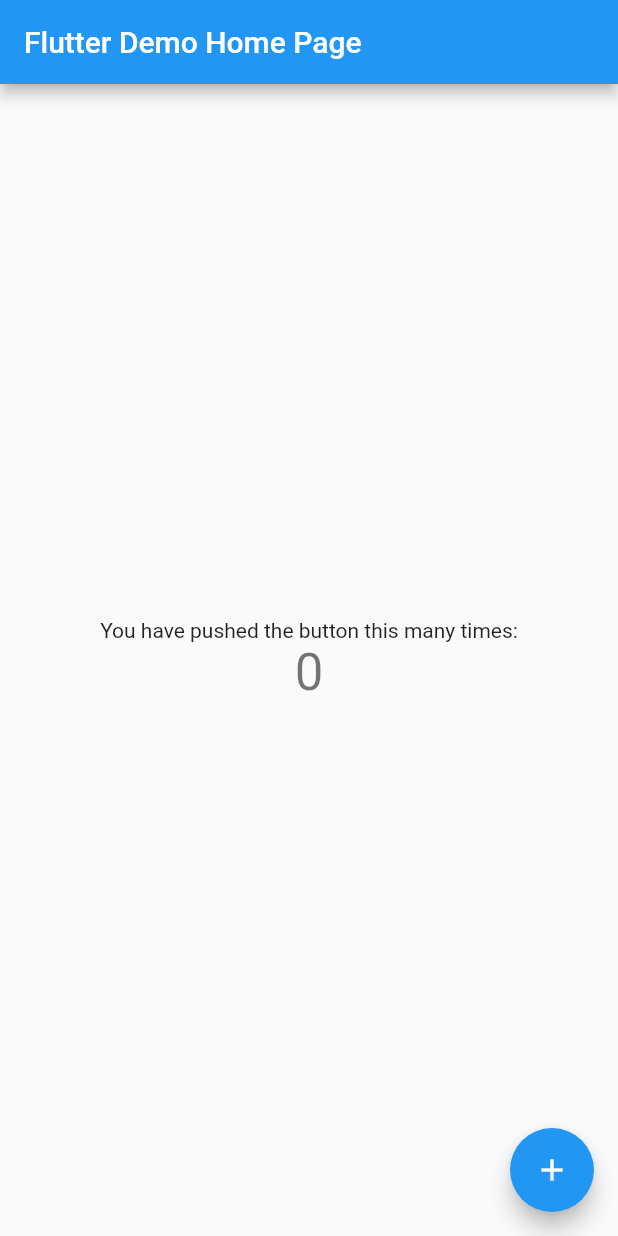
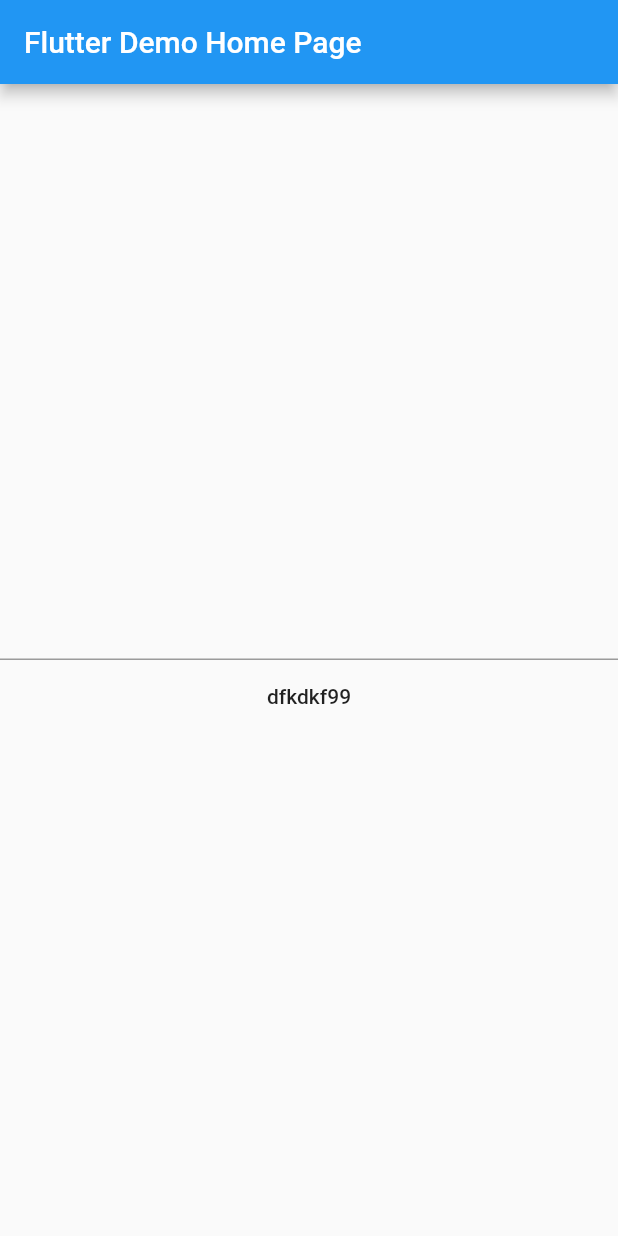
Before and after one commit to neziarxdxd/database-flutter, a Flutter app: the screen it shows after launch, on a phone screen of 412 x 824 dp. Run offline on Flutter 3.47's test engine with Material 2 defaults, Android fonts, the phone set to English and light mode, and no system bars; our stand-ins replace hive; accounts and stored records are empty; generated files the repository leaves out were written again.

```diff
--- a/app/lib/main.dart
+++ b/app/lib/main.dart
@@ -1,6 +1,14 @@
+import 'package:app/person.dart';
 import 'package:flutter/material.dart';
+import 'package:hive/hive.dart';
+import 'package:path_provider/path_provider.dart' as path_provider;
 
-void main() {
+void main() async {
+  WidgetsFlutterBinding.ensureInitialized();
+  final appDocumentDir = await path_provider.getApplicationDocumentsDirectory();
+  Hive.init(appDocumentDir.path);
+  Hive.registerAdapter(PersonAdapter());
+  final box = await Hive.openBox('myBox');
   runApp(MyApp());
 }
 
@@ -42,13 +50,8 @@ class MyHomePage extends StatefulWidget {
 
 class _MyHomePageState extends State<MyHomePage> {
   int _counter = 0;
-
-  void _incrementCounter() {
-    setState(() {
-      _counter++;
-    });
-  }
-
+  final box = Hive.box('myBox');
+  final myController = TextEditingController();
   @override
   Widget build(BuildContext context) {
     return Scaffold(
@@ -59,21 +62,24 @@ class _MyHomePageState extends State<MyHomePage> {
         child: Column(
           mainAxisAlignment: MainAxisAlignment.center,
           children: <Widget>[
-            Text(
-              'You have pushed the button this many times:',
+            TextField(
+              controller: myController,
             ),
-            Text(
-              '$_counter',
-              style: Theme.of(context).textTheme.headline4,
+            FlatButton(
+              onPressed: () {
+                var person = Person()
+                  ..name = myController.text
+                  ..age = 234;
+                box.add(person);
+                print(box);
+                print(box.getAt(0));
+              },
+              child: Text("dfkdkf99"),
             ),
           ],
         ),
       ),
-      floatingActionButton: FloatingActionButton(
-        onPressed: _incrementCounter,
-        tooltip: 'Increment',
-        child: Icon(Icons.add),
-      ), // This trailing comma makes auto-formatting nicer for build methods.
+      // This trailing comma makes auto-formatting nicer for build methods.
     );
   }
 }
--- /dev/null
+++ b/app/lib/person.dart
@@ -0,0 +1,11 @@
+import 'package:hive/hive.dart';
+part 'person.g.dart';
+
+@HiveType(typeId: 0)
+class Person extends HiveObject {
+  @HiveField(0)
+  String name;
+
+  @HiveField(1)
+  int age;
+}
--- a/app/pubspec.yaml
+++ b/app/pubspec.yaml
@@ -29,11 +29,15 @@ dependencies:
   # Use with the CupertinoIcons class for iOS style icons.
   cupertino_icons: ^1.0.0
   hive: ^1.4.4+1
+  provider: ^4.3.1
+  path_provider: ^1.6.5
 
 
 dev_dependencies:
   flutter_test:
     sdk: flutter
+  hive_generator: ^0.5.1
+  build_runner:
 
 # For information on the generic Dart part of this file, see the
 # following page: https://dart.dev/tools/pub/pubspec
```
Also changed, not shown: app/lib/person.g.dart (added), app/pubspec.lock, 5 other files.
